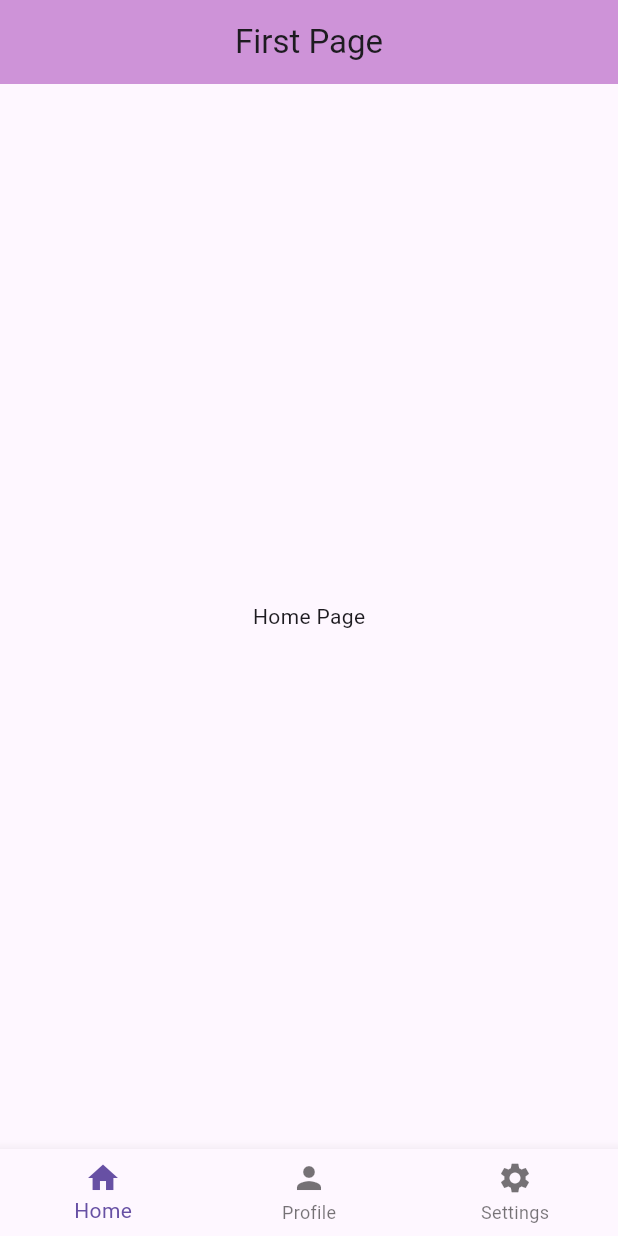
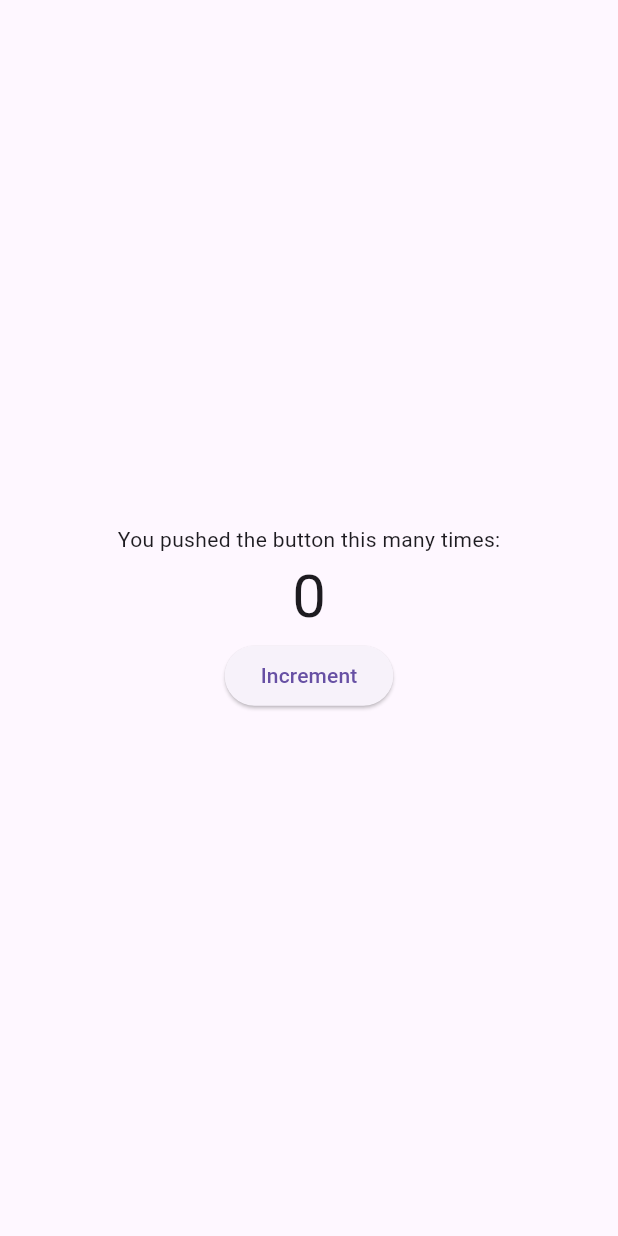
Before and after one commit to Yellowweii/Flutter-Learning, a Flutter app: the screen it shows after launch, on a phone screen of 412 x 824 dp. Run offline on Flutter 3.47's test engine with Material 3 defaults, Android fonts, the phone set to English and light mode, and no system bars; our stand-ins replace flutter_spinkit.

Commit message:
finish the project

```diff
--- a/flutter_demo4/lib/main.dart
+++ b/flutter_demo4/lib/main.dart
@@ -2,15 +2,14 @@ import 'package:flutter/material.dart';
 import 'package:flutter_demo4/FirstPage.dart';
 import 'package:flutter_demo4/Profile.dart';
 import 'package:flutter_demo4/Settings.dart';
+import 'package:flutter_demo4/pages/CounterPage.dart';
 
 void main() {
   runApp(MaterialApp(
     debugShowCheckedModeBanner: false,
-    initialRoute: "/first-page",
+    initialRoute: "/counter-page",
     routes: {
-      "/first-page": (context) => FirstPage(),
-      "/profile": (context) => Profile(),
-      "/settings": (context) => Settings(),
+      "/counter-page": (context) => CounterPage(),
     },
   ));
 }
--- /dev/null
+++ b/flutter_demo4/lib/pages/CounterPage.dart
@@ -0,0 +1,33 @@
+import 'package:flutter/material.dart';
+
+class CounterPage extends StatefulWidget {
+  const CounterPage({super.key});
+
+  @override
+  State<CounterPage> createState() => _CounterPageState();
+}
+
+class _CounterPageState extends State<CounterPage> {
+  int _counter = 0;
+  void _incrementCounter() {
+    setState(() {
+      _counter++;
+    });
+  }
+
+  @override
+  Widget build(BuildContext context) {
+    return Scaffold(
+      body: Center(
+        child: Column(mainAxisAlignment: MainAxisAlignment.center, children: [
+          Text("You pushed the button this many times:"),
+          Text(
+            _counter.toString(),
+            style: TextStyle(fontSize: 40),
+          ),
+          ElevatedButton(onPressed: _incrementCounter, child: Text("Increment"))
+        ]),
+      ),
+    );
+  }
+}
```
